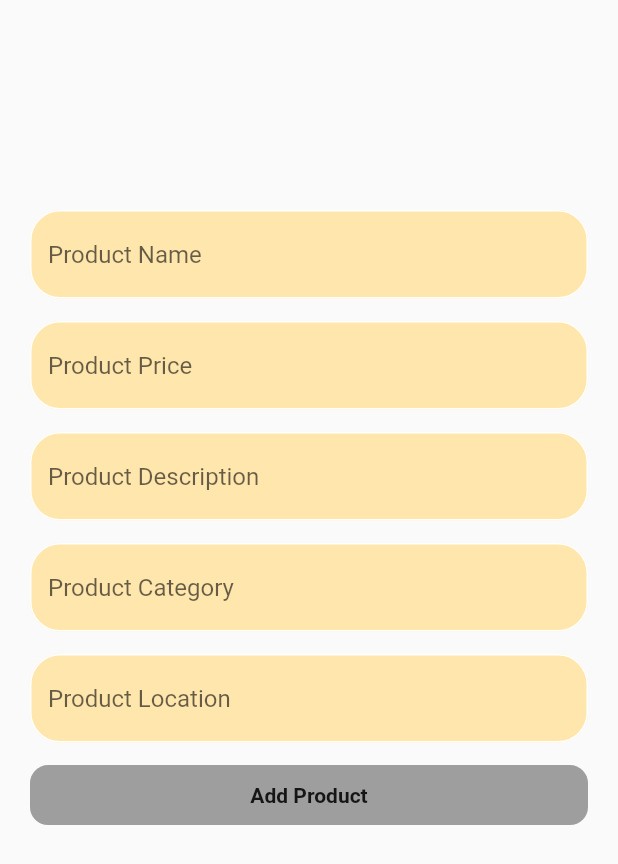
After one commit to Hishamk99/e-commerce, a Flutter app: the AdminScreen screen opened by its route, after a tap on "Add Product", on a phone screen of 412 x 824 dp. The commit adds this screen. Shown: the top 864 px of the screen. Run offline on Flutter 3.47's test engine with Material 2 defaults, Android fonts, the phone set to English and light mode, and no system bars; our stand-ins replace cloud_firestore, firebase_auth, firebase_core, modal_progress_hud_nsn; accounts and stored records are empty.

Commit message:
add data to firebase

```diff
--- a/lib/constants.dart
+++ b/lib/constants.dart
@@ -2,3 +2,9 @@ import 'package:flutter/material.dart';
 
 const kMainColor = Color(0xffffc12f);
 const kTextFieldColor = Color(0xffffe6ac);
+const kProductCollection = 'products';
+const kProductName = 'productName';
+const kProductPrice = 'productPrice';
+const kProductLocation = 'productLocation';
+const kProductCategory = 'productCategory';
+const kProductDecsription = 'productDecsription';
--- a/lib/main.dart
+++ b/lib/main.dart
@@ -4,6 +4,9 @@ import 'package:flutter/material.dart';
 import 'package:firebase_core/firebase_core.dart';
 import 'package:provider/provider.dart';
 import 'provider/admin_mode.dart';
+import 'screens/add_product.dart';
+import 'screens/admin_screen.dart';
+import 'screens/edit_product.dart';
 
 void main()async {
   WidgetsFlutterBinding.ensureInitialized();
@@ -23,6 +26,9 @@ class EcommerceApp extends StatelessWidget {
         routes: {
           LoginScreen.id :(context) =>  const LoginScreen(),
           SignUpScreen.id :(context) => const SignUpScreen(),
+          AdminScreen.id :(context) => const AdminScreen(),
+          AddProduct.id :(context) => AddProduct(),
+          EditProduct.id :(context) => const EditProduct(),
         },
         initialRoute: LoginScreen.id,
       ),
--- /dev/null
+++ b/lib/models/product_model.dart
@@ -0,0 +1,14 @@
+class ProductModel {
+  final String name;
+  final String price;
+  final String desc;
+  final String location;
+  final String category;
+
+  ProductModel(
+      {required this.name,
+      required this.price,
+      required this.desc,
+      required this.location,
+      required this.category});
+}
--- /dev/null
+++ b/lib/screens/add_product.dart
@@ -0,0 +1,104 @@
+import 'package:e_commerce/models/product_model.dart';
+import 'package:e_commerce/services/store.dart';
+import 'package:e_commerce/widgets/custom_text_form_field.dart';
+import 'package:flutter/material.dart';
+
+class AddProduct extends StatelessWidget {
+  AddProduct({super.key});
+  static String id = 'AddProduct';
+  String? name, price, decs, category, location;
+  final GlobalKey<FormState> formKey = GlobalKey();
+  final store = Store();
+  @override
+  Widget build(BuildContext context) {
+    return SafeArea(
+      child: Scaffold(
+        body: Padding(
+          padding: const EdgeInsets.symmetric(horizontal: 20),
+          child: Form(
+            key: formKey,
+            child:
+                ListView(
+
+
+                 children: [
+                  SizedBox(height: MediaQuery.of(context).size.height * .17),
+              CustomTextField(
+                  hint: 'Product Name',
+                  onSaved: (value) {
+                    name = value;
+                  }),
+              const SizedBox(
+                height: 15,
+              ),
+              CustomTextField(
+                  hint: 'Product Price',
+                  onSaved: (value) {
+                    price = value;
+                  }),
+              const SizedBox(
+                height: 15,
+              ),
+              CustomTextField(
+                  hint: 'Product Description',
+                  onSaved: (value) {
+                    decs = value;
+                  }),
+              const SizedBox(
+                height: 15,
+              ),
+              CustomTextField(
+                  hint: 'Product Category',
+                  onSaved: (value) {
+                    category = value;
+                  }),
+              const SizedBox(
+                height: 15,
+              ),
+              CustomTextField(
+                  hint: 'Product Location',
+                  onSaved: (value) {
+                    location = value;
+                  }),
+              const SizedBox(
+                height: 15,
+              ),
+              GestureDetector(
+                onTap: () {
+                  if (formKey.currentState!.validate()) {
+                    formKey.currentState!.save();
+                    store.addProduct(ProductModel(
+                      name: name!,
+                      price: price!,
+                      category: category!,
+                      desc: decs!,
+                      location: location!,
+                    ));
+                  }
+                },
+                child: Container(
+                  width: 120,
+                  height: 40,
+                  decoration: BoxDecoration(
+                    color: Colors.grey,
+                    borderRadius: BorderRadius.circular(12),
+                  ),
+                  child: const Center(
+                    child: Text(
+                      'Add Product',
+                      style: TextStyle(
+                        fontSize: 14,
+                        fontWeight: FontWeight.bold,
+                        //color: Colors.white
+                      ),
+                    ),
+                  ),
+                ),
+              ),
+            ]),
+          ),
+        ),
+      ),
+    );
+  }
+}
--- /dev/null
+++ b/lib/screens/admin_screen.dart
@@ -0,0 +1,80 @@
+import 'package:e_commerce/constants.dart';
+import 'package:e_commerce/screens/add_product.dart';
+import 'package:e_commerce/screens/edit_product.dart';
+import 'package:flutter/material.dart';
+
+class AdminScreen extends StatelessWidget {
+  const AdminScreen({super.key});
+  static String id = 'AdminScreen';
+  @override
+  Widget build(BuildContext context) {
+    return SafeArea(
+      child: Scaffold(
+        backgroundColor: kMainColor,
+        body: Column(
+          mainAxisAlignment: MainAxisAlignment.center,
+          crossAxisAlignment: CrossAxisAlignment.center,
+          children: [
+            const SizedBox(
+              width: double.infinity,
+            ),
+            GestureDetector(
+              onTap: () {
+                Navigator.pushNamed(context, AddProduct.id);
+              },
+              child: Container(
+                width: 120,
+                height: 40,
+                decoration: BoxDecoration(
+                  color: Colors.white,
+                  borderRadius: BorderRadius.circular(12),
+                ),
+                child: const Center(
+                  child: Text(
+                    'Add Product',
+                  ),
+                ),
+              ),
+            ),
+            const SizedBox(height: 15,),
+            GestureDetector(
+              onTap: () {
+                Navigator.pushNamed(context, EditProduct.id);
+              },
+              child: Container(
+                width: 120,
+                height: 40,
+                decoration: BoxDecoration(
+                  color: Colors.white,
+                  borderRadius: BorderRadius.circular(12),
+                ),
+                child: const Center(
+                  child: Text(
+                    'Edit Product',
+                  ),
+                ),
+              ),
+            ),
+            const SizedBox(height: 15,),
+            GestureDetector(
+              onTap: () {},
+              child: Container(
+                width: 120,
+                height: 40,
+                decoration: BoxDecoration(
+                  color: Colors.white,
+                  borderRadius: BorderRadius.circular(12),
+                ),
+                child: const Center(
+                  child: Text(
+                    'View Order',
+                  ),
+                ),
+              ),
+            ),
+          ],
+        ),
+      ),
+    );
+  }
+}
--- /dev/null
+++ b/lib/services/store.dart
@@ -0,0 +1,33 @@
+import 'package:cloud_firestore/cloud_firestore.dart';
+import 'package:e_commerce/constants.dart';
+import 'package:e_commerce/models/product_model.dart';
+
+class Store {
+  //final FirebaseFirestore fireStore = FirebaseFirestore.instance;
+
+  addProduct(ProductModel product) {
+    FirebaseFirestore.instance.collection(kProductCollection).add({
+      kProductName: product.name,
+      kProductPrice: product.price,
+      kProductDecsription: product.desc,
+      kProductCategory: product.category,
+      kProductLocation: product.location
+    });
+  }
+  Future<List<ProductModel>> loadProduct() async
+  {
+    var snapshot = await FirebaseFirestore.instance.collection(kProductCollection).get();
+    List<ProductModel> products = [];
+    for (var doc in snapshot.docs) {
+      var data = doc.data();
+      products.add(ProductModel(
+        price : data[kProductPrice],
+        name: data[kProductName],
+        category: data[kProductCategory],
+        location: data[kProductCategory],
+        desc: data[kProductDecsription],
+      ),);
+    }
+    return products;
+  }
+}
--- a/lib/widgets/custom_text_form_field.dart
+++ b/lib/widgets/custom_text_form_field.dart
@@ -1,10 +1,10 @@
 import 'package:e_commerce/constants.dart';
 import 'package:flutter/material.dart';
 
-class CustomextField extends StatelessWidget {
-  const CustomextField({super.key , required this.hint , required this.icon , @required this.onSaved});
+class CustomTextField extends StatelessWidget {
+  const CustomTextField({super.key , required this.hint , this.icon , @required this.onSaved});
   final String hint;
-  final Icon icon;
+  final Icon? icon;
   final void Function(String?)? onSaved;
   String? errorMessage(String hint)
   {
@@ -13,6 +13,11 @@ class CustomextField extends StatelessWidget {
       case 'Enter Your Name' : return 'Name is empty!!';
       case 'Enter your Password' : return 'Password is empty!!';
       case 'Enter your Email' : return 'Email is empty!!';
+      case 'Product Name' : return 'Name is empty!!';
+      case 'Product Price' : return 'Price is empty!!';
+      case 'Product Description' : return 'Description is empty!!';
+      case 'Product Category' : return 'Category is empty!!';
+      case 'Product Location' : return 'Location is empty!!';
       default: return '';
     }
   }
--- a/pubspec.yaml
+++ b/pubspec.yaml
@@ -28,6 +28,7 @@ environment:
 # the latest version available on pub.dev. To see which dependencies have newer
 # versions available, run `flutter pub outdated`.
 dependencies:
+  cloud_firestore: ^4.12.1
   provider: ^6.0.5
   modal_progress_hud_nsn: ^0.4.0
   firebase_auth: ^4.12.0
```
Also changed, not shown: lib/screens/edit_product.dart (added, +10 -0 lines), lib/screens/login_screen.dart (+6 -8 lines), lib/screens/signup_screen.dart (+5 -4 lines), pubspec.lock, 4 other files.
